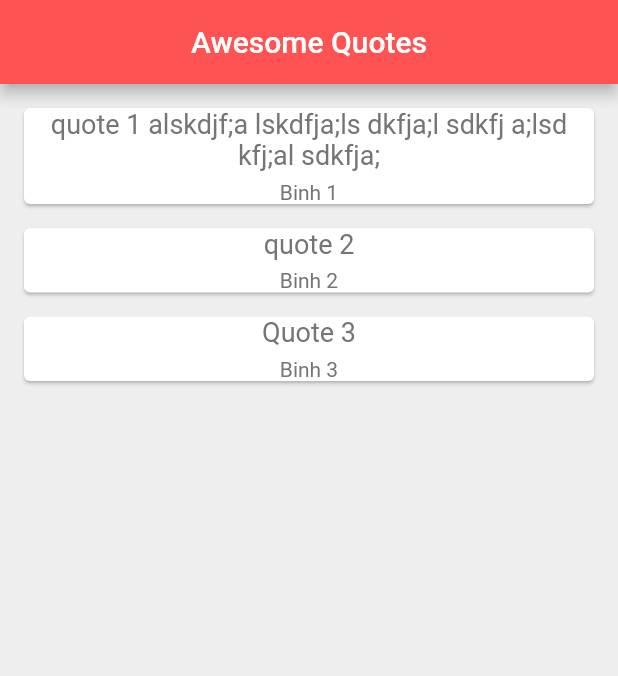
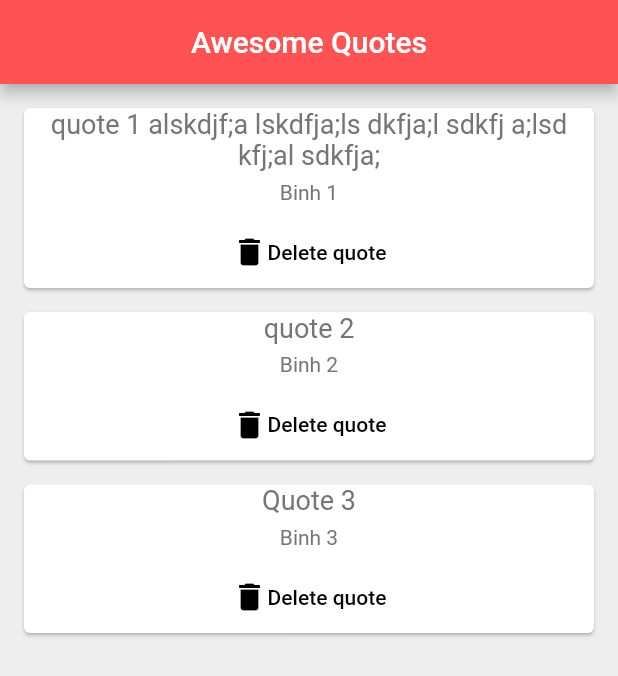
Before and after one commit to BinhT1/Flutter-fundamental, a Flutter app: the screen it shows after launch, on a phone screen of 412 x 824 dp. Shown: the top 676 px of the screen. Run offline on Flutter 3.47's test engine with Material 2 defaults, Android fonts, the phone set to English and light mode, and no system bars.

Commit message:
Functions as Parameters

```diff
--- a/lib/main.dart
+++ b/lib/main.dart
@@ -35,7 +35,14 @@ class _QuoteListState extends State<QuoteList> {
             padding: const EdgeInsets.all(0),
             itemCount: quotes.length,
             itemBuilder: (context, index) {
-              return QuoteCard(quote: quotes[index]);
+              return QuoteCard(
+                quote: quotes[index],
+                delete: () {
+                  setState(() {
+                    quotes.remove(quotes[index]);
+                  });
+                },
+              );
             }));
   }
 }
--- a/lib/quote_card.dart
+++ b/lib/quote_card.dart
@@ -2,12 +2,9 @@ import 'package:flutter/material.dart';
 import 'quote.dart';
 
 class QuoteCard extends StatelessWidget {
-  const QuoteCard({
-    super.key,
-    required this.quote,
-  });
-
   final Quote quote;
+  final Function delete;
+  const QuoteCard({super.key, required this.quote, required this.delete});
 
   @override
   Widget build(BuildContext context) {
@@ -28,7 +25,32 @@ class QuoteCard extends StatelessWidget {
             quote.author,
             textAlign: TextAlign.center,
             style: TextStyle(fontSize: 14, color: Colors.grey[600]),
-          )
+          ),
+          SizedBox(
+            height: 8,
+          ),
+          ElevatedButton(
+            onPressed: () {
+              delete();
+            },
+            style: ElevatedButton.styleFrom(
+                backgroundColor: Colors.white,
+                shadowColor: Colors.white,
+                elevation: 0),
+            child: Row(
+              mainAxisAlignment: MainAxisAlignment.center,
+              children: [
+                Icon(
+                  Icons.delete,
+                  color: Colors.black,
+                ),
+                Text(
+                  "Delete quote",
+                  style: TextStyle(color: Colors.black),
+                )
+              ],
+            ),
+          ),
         ],
       ),
     );
```
